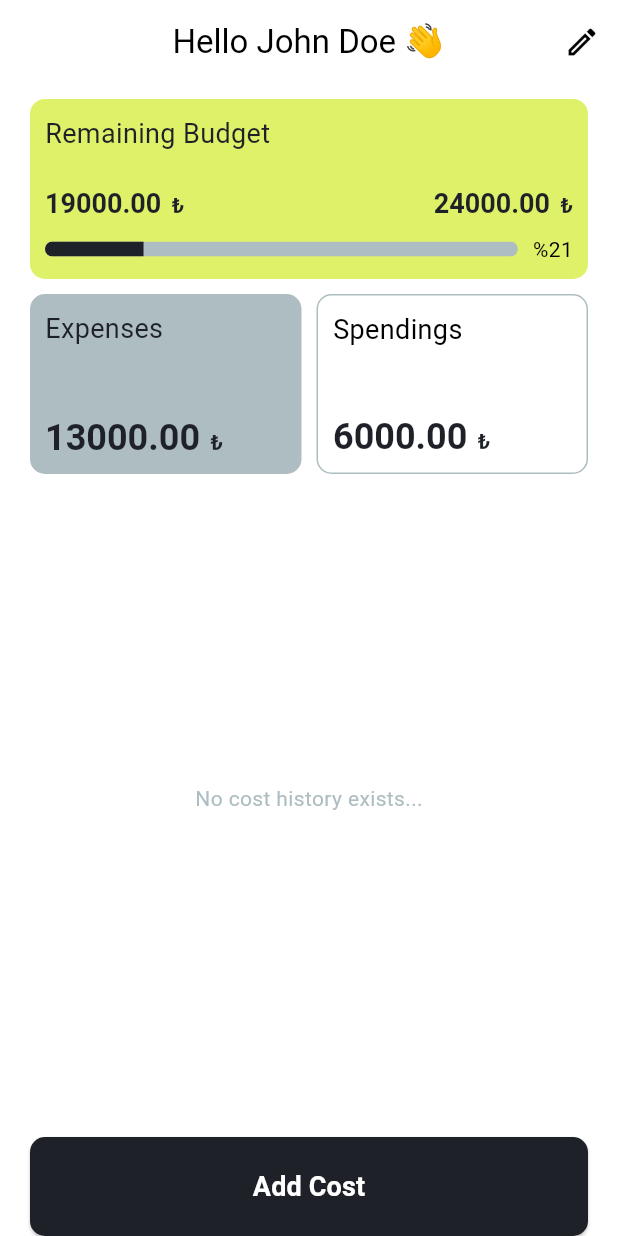
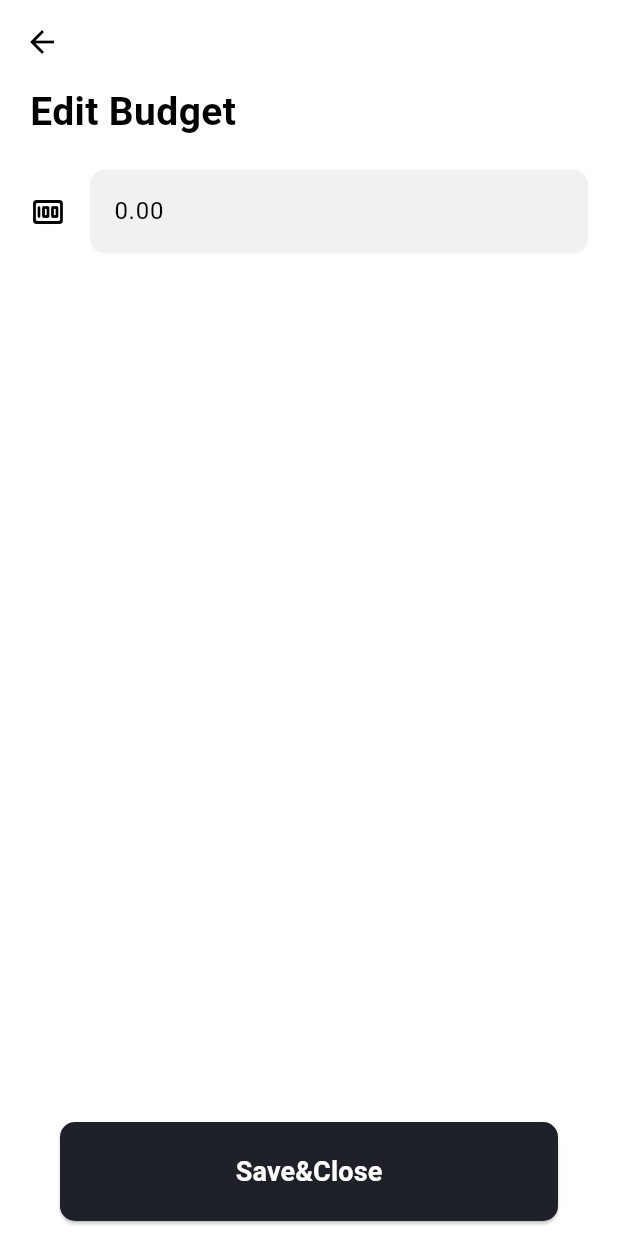
Before and after one commit to orhunrustuoglu/taw_final_app, a Flutter app: the screen it shows after launch, after a tap on the "edit" icon, on a phone screen of 412 x 824 dp. Run offline on Flutter 3.47's test engine with Material 2 defaults, Android fonts, the phone set to English and light mode, and no system bars.

Commit message:
Edit budget feature

```diff
--- a/lib/data/repositories/budget_repository.dart
+++ b/lib/data/repositories/budget_repository.dart
@@ -6,9 +6,13 @@ class BudgetRepository {
     return Budget(
       id: "",
       userId: "defaultId",
-      totalMoney: 24000,
-      spendings: 6000,
-      expenses: 13000,
+      totalMoney: 0,
+      spendings: 0,
+      expenses: 0,
     );
   }
+
+  Future<void> setTotalBudget(Budget budget) async {
+    //TODO post total budget data to db
+  }
 }
--- a/lib/main.dart
+++ b/lib/main.dart
@@ -2,6 +2,8 @@ import 'package:flutter/material.dart';
 import 'package:taw_final_app/data/constants/constant_colors.dart';
 import 'package:taw_final_app/ui/providers/auth_provider.dart';
 import 'package:taw_final_app/ui/providers/budget_provider.dart';
+import 'package:taw_final_app/ui/screens/add_cost_screen.dart';
+import 'package:taw_final_app/ui/screens/edit_budget_screen.dart';
 import 'package:taw_final_app/ui/screens/splash_screen.dart';
 import '/ui/screens/main_screen.dart';
 import 'package:provider/provider.dart';
@@ -33,6 +35,8 @@ class MyApp extends StatelessWidget {
         routes: {
           "/": (context) => const SplashScreen(),
           MainScreen.routeName: (context) => const MainScreen(),
+          EditBudgetScreen.routeName: (context) => const EditBudgetScreen(),
+          AddCostScreen.routeName: (context) => const AddCostScreen(),
         },
       ),
     );
--- /dev/null
+++ b/lib/ui/screens/edit_budget_screen.dart
@@ -0,0 +1,71 @@
+import 'package:flutter/material.dart';
+import 'package:provider/provider.dart';
+import 'package:taw_final_app/data/models/budget.dart';
+
+import 'package:taw_final_app/ui/providers/budget_provider.dart';
+import 'package:taw_final_app/ui/widgets/custom_button.dart';
+import 'package:taw_final_app/ui/widgets/custom_textfield.dart';
+
+class EditBudgetScreen extends StatelessWidget {
+  const EditBudgetScreen({super.key});
+  static const routeName = "edit-budget-screen";
+
+  @override
+  Widget build(BuildContext context) {
+    var totalBudgetController = TextEditingController(
+        text: Provider.of<BudgetProvider>(context, listen: false)
+            .getBudget
+            .totalMoney
+            .toStringAsFixed(2));
+
+    return Scaffold(
+      appBar: AppBar(),
+      body: Padding(
+        padding: const EdgeInsets.symmetric(horizontal: 20),
+        child: Column(
+          crossAxisAlignment: CrossAxisAlignment.start,
+          children: [
+            const Text(
+              "Edit Budget",
+              style: TextStyle(fontWeight: FontWeight.bold, fontSize: 26),
+            ),
+            const SizedBox(height: 20),
+            CustomTextField(
+              controller: totalBudgetController,
+              iconData: Icons.money_rounded,
+              hintText: "Total Budget",
+              textInputType:
+                  const TextInputType.numberWithOptions(decimal: true),
+            ),
+            const Spacer(),
+            SafeArea(
+              child: Container(
+                  width: double.infinity,
+                  padding:
+                      const EdgeInsets.symmetric(horizontal: 20, vertical: 10),
+                  child: CustomButton(
+                    text: "Save&Close",
+                    //have to check whether the total there is a budget entered or not
+                    onPressed: () {
+                      //update total budget
+                      var budgetProvider =
+                          Provider.of<BudgetProvider>(context, listen: false);
+                      budgetProvider.setTotalBudget(Budget(
+                        id: budgetProvider.getBudget.id,
+                        userId: budgetProvider.getBudget.userId,
+                        totalMoney: double.parse(totalBudgetController.text),
+                        spendings: budgetProvider.getBudget.spendings,
+                        expenses: budgetProvider.getBudget.expenses,
+                      ));
+
+                      //then, close the screen
+                      Navigator.pop(context);
+                    },
+                  )),
+            ),
+          ],
+        ),
+      ),
+    );
+  }
+}
--- a/lib/ui/screens/main_screen.dart
+++ b/lib/ui/screens/main_screen.dart
@@ -3,6 +3,8 @@ import 'package:provider/provider.dart';
 // import 'package:taw_final_app/data/constants/constant_images.dart';
 import 'package:taw_final_app/ui/providers/auth_provider.dart';
 import 'package:taw_final_app/ui/providers/budget_provider.dart';
+import 'package:taw_final_app/ui/screens/add_cost_screen.dart';
+import 'package:taw_final_app/ui/screens/edit_budget_screen.dart';
 import 'package:taw_final_app/ui/widgets/custom_button.dart';
 import '/data/constants/constant_colors.dart';
 import '/ui/widgets/border_card.dart';
@@ -28,10 +30,8 @@ class MainScreen extends StatelessWidget {
         }),
         actions: [
           IconButton(
-              onPressed: () {
-                //TODO navigate to the settings screen
-                print("Settings");
-              },
+              onPressed: () =>
+                  Navigator.of(context).pushNamed(EditBudgetScreen.routeName),
               icon: const Icon(Icons.edit_outlined)),
         ],
       ),
@@ -49,10 +49,9 @@ class MainScreen extends StatelessWidget {
                     return Center(
                       child: CustomButton(
                           verticalPadding: 10,
-                          text: "Enter Bugdet",
-                          onPressed: () {
-                            print("Enter Bugdet");
-                          }),
+                          text: "Enter Budget",
+                          onPressed: () => Navigator.pushNamed(
+                              context, EditBudgetScreen.routeName)),
                     );
                   }
                   return ProgressBar(
@@ -144,10 +143,15 @@ class MainScreen extends StatelessWidget {
                       null
                       :
                       //if a previous budget data exists
-                      () {
-                          //TODO code enter budget screen
-                          print("Add Cost");
-                        }),
+                      //no named routes to get bottom-to-top animation
+                      () => Navigator.of(context).push(
+                            MaterialPageRoute(
+                              fullscreenDialog: true,
+                              builder: (context) {
+                                return const AddCostScreen();
+                              },
+                            ),
+                          )),
             )),
       ),
     );
--- /dev/null
+++ b/lib/ui/widgets/custom_textfield.dart
@@ -0,0 +1,32 @@
+import 'package:flutter/material.dart';
+
+class CustomTextField extends StatelessWidget {
+  final TextEditingController controller;
+  final IconData iconData;
+  final String hintText;
+  final TextInputType textInputType;
+  const CustomTextField(
+      {super.key,
+      required this.controller,
+      required this.iconData,
+      required this.hintText,
+      this.textInputType = TextInputType.name});
+
+  @override
+  Widget build(BuildContext context) {
+    return TextField(
+      controller: controller,
+      keyboardType: textInputType,
+      decoration: InputDecoration(
+        hintText: hintText,
+        icon: Icon(iconData),
+        filled: true,
+        fillColor: Colors.grey.withOpacity(0.15),
+        border: OutlineInputBorder(
+          borderSide: BorderSide.none,
+          borderRadius: BorderRadius.circular(10),
+        ),
+      ),
+    );
+  }
+}
--- a/lib/ui/widgets/proggress_bar.dart
+++ b/lib/ui/widgets/proggress_bar.dart
@@ -17,7 +17,8 @@ class ProgressBar extends StatelessWidget {
             RichText(
                 text: TextSpan(children: [
               TextSpan(
-                text: (budget.spendings + budget.expenses).toStringAsFixed(2),
+                text: (budget.totalMoney - (budget.spendings + budget.expenses))
+                    .toStringAsFixed(2),
                 style: const TextStyle(
                     color: primaryColor,
                     fontWeight: FontWeight.bold,
@@ -36,10 +37,7 @@ class ProgressBar extends StatelessWidget {
                 text: TextSpan(children: [
               TextSpan(
                 text: budget.totalMoney.toStringAsFixed(2),
-                style: const TextStyle(
-                    color: primaryColor,
-                    fontWeight: FontWeight.bold,
-                    fontSize: 18),
+                style: const TextStyle(color: primaryColor, fontSize: 18),
               ),
               const TextSpan(
                 text: "  ₺",
```
Also changed, not shown: lib/ui/providers/budget_provider.dart (+14 -0 lines), lib/ui/screens/add_cost_screen.dart (added, +19 -0 lines).
